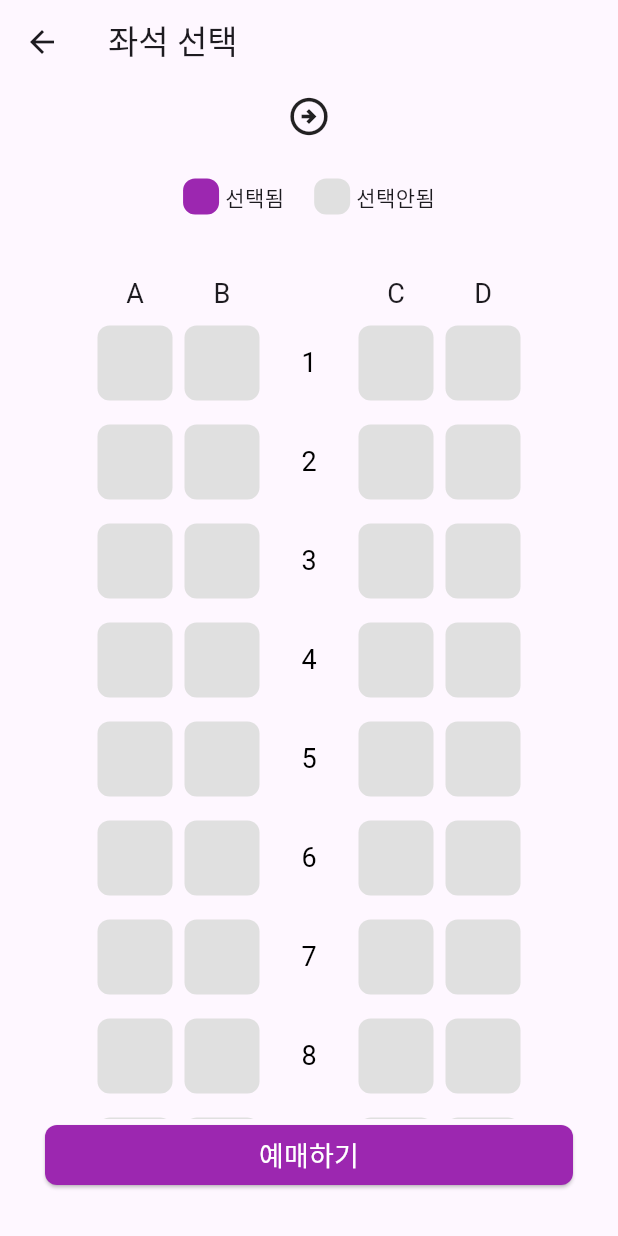
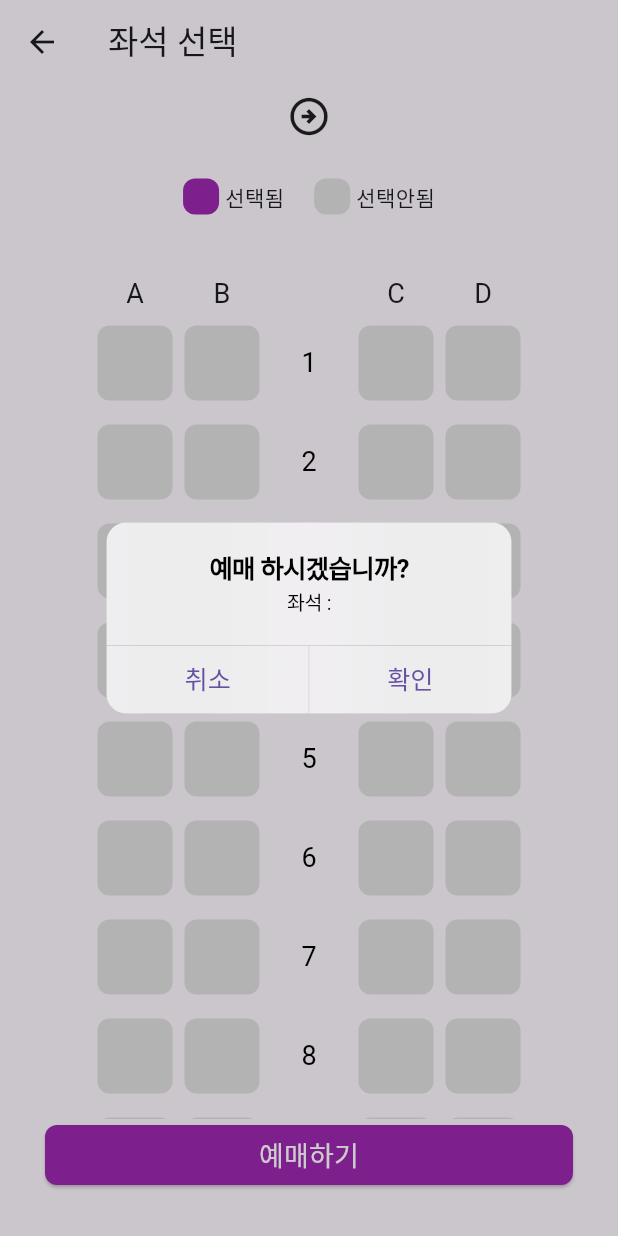
Before and after one commit to chldltkrz/flutter_train_app, a Flutter app: the SeatPage screen opened directly with empty values, after a tap on "예매하기", on a phone screen of 412 x 824 dp. Run offline on Flutter 3.47's test engine with Material 3 defaults, Android fonts, the phone set to English and light mode, and no system bars.

Commit message:
Implement seat selecting feature

```diff
--- a/lib/pages/seat_page/seat_page.dart
+++ b/lib/pages/seat_page/seat_page.dart
@@ -1,12 +1,29 @@
 import 'package:flutter/material.dart';
+import 'package:flutter_train_app/pages/seat_page/widgets/heading.dart';
 import 'package:flutter_train_app/pages/seat_page/widgets/guide_line.dart';
-import 'package:flutter_train_app/pages/seat_page/widgets/heading.dart';
 import 'package:flutter_train_app/pages/seat_page/widgets/seat_button.dart';
 
-class SeatPage extends StatelessWidget {
+class SeatPage extends StatefulWidget {
   String destination;
   String departure;
+
   SeatPage({required this.departure, required this.destination});
+
+  @override
+  State<SeatPage> createState() => _SeatPageState(destination, departure);
+}
+
+class _SeatPageState extends State<SeatPage> {
+  String departure;
+  String destination;
+  _SeatPageState(this.destination, this.departure);
+
+  String seatInfo = "";
+  void setSeatInfo(String seatInfo) {
+    setState(() {
+      this.seatInfo = seatInfo;
+    });
+  }
 
   @override
   Widget build(BuildContext context) {
@@ -18,16 +35,16 @@ class SeatPage extends StatelessWidget {
           padding: const EdgeInsets.symmetric(horizontal: 30),
           child: Column(
             children: [
-              Heading(destination, departure),
+              Heading(widget.destination, widget.departure),
               Expanded(
                 child: ListView(
                   shrinkWrap: true,
                   children: [
-                    GuideLine(),
+                    GuideLine(setSeatInfo: setSeatInfo),
                   ],
                 ),
               ),
-              SeatButton(),
+              SeatButton(seatInfo: seatInfo),
             ],
           ),
         ));
--- a/lib/pages/seat_page/widgets/guide_line.dart
+++ b/lib/pages/seat_page/widgets/guide_line.dart
@@ -2,6 +2,8 @@ import 'package:flutter/material.dart';
 import 'package:flutter_train_app/pages/seat_page/widgets/seats.dart';
 
 class GuideLine extends StatelessWidget {
+  void Function(String) setSeatInfo;
+  GuideLine({required this.setSeatInfo});
   @override
   Widget build(BuildContext context) {
     return Column(
@@ -106,7 +108,10 @@ class GuideLine extends StatelessWidget {
         ),
         ...List.generate(
           20,
-          (index) => Seats(isSelected: false),
+          (index) => Seats(
+              isSelected: false,
+              seatInfo: "$label-${index + 1}",
+              setSeatInfo: setSeatInfo),
         ),
       ],
     );
--- a/lib/pages/seat_page/widgets/seat_button.dart
+++ b/lib/pages/seat_page/widgets/seat_button.dart
@@ -1,6 +1,9 @@
+import 'package:flutter/cupertino.dart';
 import 'package:flutter/material.dart';
 
 class SeatButton extends StatelessWidget {
+  String seatInfo;
+  SeatButton({required this.seatInfo});
   @override
   Widget build(BuildContext context) {
     return Padding(
@@ -14,7 +17,42 @@ class SeatButton extends StatelessWidget {
                 borderRadius: BorderRadius.circular(8.0),
               ),
             ),
-            onPressed: () {},
+            onPressed: () {
+              showCupertinoDialog(
+                  context: context,
+                  builder: (context) {
+                    return CupertinoAlertDialog(
+                      title: Text('예매 하시겠습니까?'),
+                      content: Text("좌석 : $seatInfo"),
+                      actions: [
+                        CupertinoDialogAction(
+                          child: Text('취소'),
+                          onPressed: () {
+                            Navigator.pop(context);
+                          },
+                        ),
+                        CupertinoDialogAction(
+                          child: Text('확인'),
+                          onPressed: () {
+                            Navigator.pop(context);
+                            Navigator.of(context).pop();
+                            ScaffoldMessenger.of(context).showSnackBar(SnackBar(
+                              content: Center(
+                                child: Text(
+                                  '예약이 확정되었습니다.',
+                                  style: TextStyle(
+                                      fontSize: 18,
+                                      fontWeight: FontWeight.bold),
+                                ),
+                              ),
+                              duration: Duration(seconds: 2),
+                            ));
+                          },
+                        ),
+                      ],
+                    );
+                  });
+            },
             child: Text(
               "예매하기",
               style: TextStyle(fontSize: 18, color: Colors.white),
--- a/lib/pages/seat_page/widgets/seats.dart
+++ b/lib/pages/seat_page/widgets/seats.dart
@@ -1,12 +1,42 @@
 import 'package:flutter/material.dart';
 
-class Seats extends StatelessWidget {
+class Seats extends StatefulWidget {
+  Seats(
+      {required this.isSelected,
+      required this.seatInfo,
+      required this.setSeatInfo});
   bool isSelected;
-  Seats({required this.isSelected});
+  String seatInfo;
+  void Function(String) setSeatInfo;
+  @override
+  State<Seats> createState() => _SeatsState(
+      isSelected: isSelected, seatInfo: seatInfo, setSeatInfo: setSeatInfo);
+}
+
+class _SeatsState extends State<Seats> {
+  bool isSelected;
+  String seatInfo;
+  void Function(String) setSeatInfo;
+  _SeatsState(
+      {required this.isSelected,
+      required this.seatInfo,
+      required this.setSeatInfo});
+
   @override
   Widget build(BuildContext context) {
     return Padding(
       padding: const EdgeInsets.symmetric(horizontal: 4, vertical: 8),
+      child: GestureDetector(
+        onTap: () {
+          setState(() {
+            isSelected = !isSelected;
+            if (isSelected) {
+              setSeatInfo(seatInfo);
+            } else {
+              setSeatInfo("");
+            }
+          });
+        },
         child: Container(
             width: 50,
             height: 50,
@@ -15,6 +45,7 @@ class Seats extends StatelessWidget {
               shape: BoxShape.rectangle,
               borderRadius: BorderRadius.circular(8),
             )),
+      ),
     );
   }
 }
```
Lines whose indentation alone changed are shown as unchanged.
